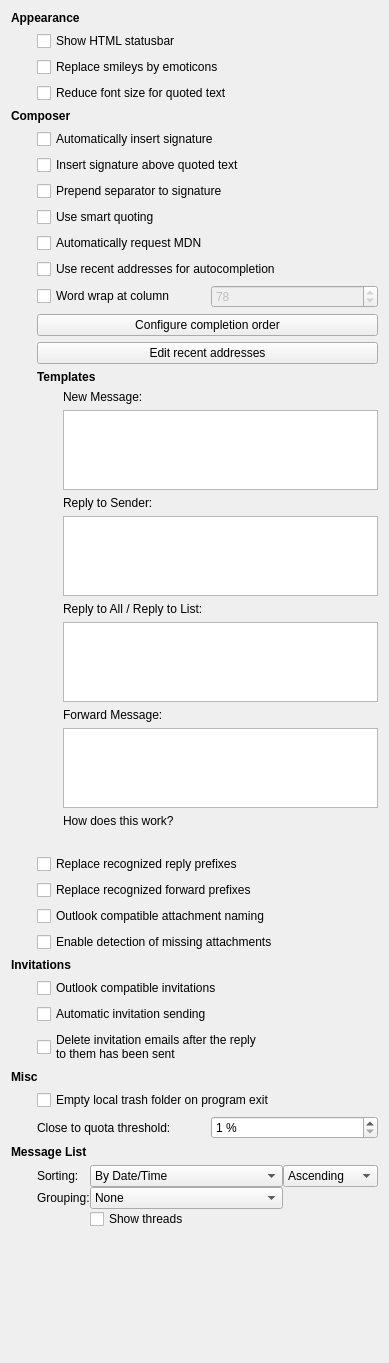
First picture: the form in mobile/mail/configwidget.ui, repository chusopr/kdepim-ktimetracker-akonadi, before the edit.
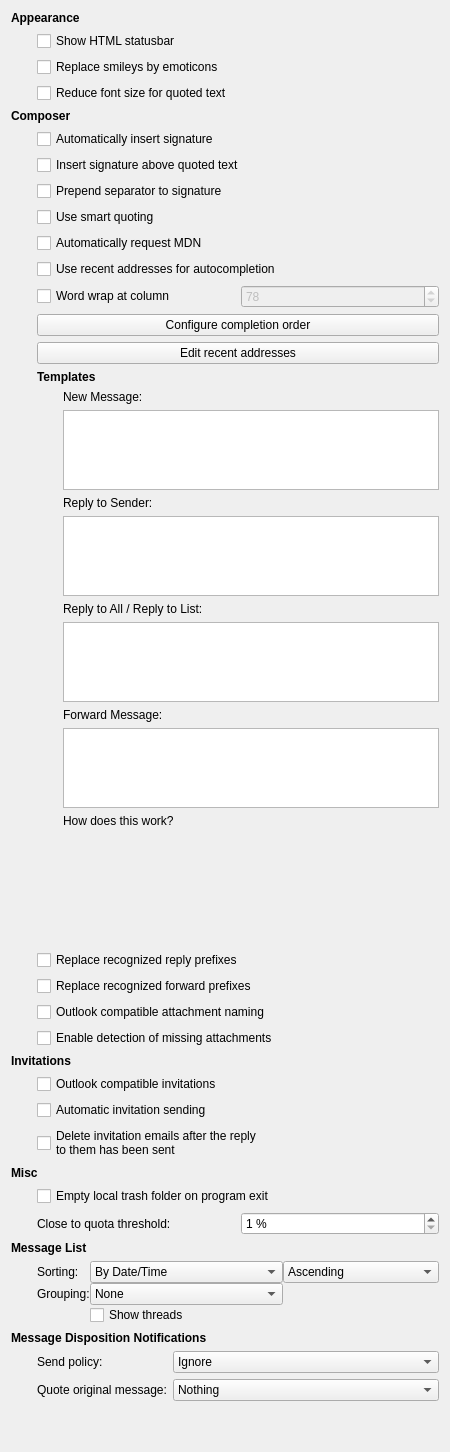
Second picture: the form after the edit. Custom widgets are drawn as their Qt base class.

Commit message:
Add configure option for MDN to config dialog
Add the needed widgets to the config dialog of
kmail-mobile to set how to react on messages with
MDN request.

```diff
--- a/mobile/mail/configwidget.ui
+++ b/mobile/mail/configwidget.ui
@@ -6,8 +6,8 @@
    <rect>
     <x>0</x>
     <y>0</y>
-    <width>342</width>
-    <height>1363</height>
+    <width>450</width>
+    <height>1452</height>
    </rect>
   </property>
   <layout class="QVBoxLayout" name="verticalLayout_7">
@@ -654,15 +654,108 @@
      </item>
     </layout>
    </item>
+   <item>
+    <layout class="QGridLayout" name="gridLayout_8" columnstretch="0,0,1">
+     <item row="0" column="0" colspan="3">
+      <widget class="QLabel" name="label_14">
+       <property name="font">
+        <font>
+         <weight>75</weight>
+         <bold>true</bold>
+        </font>
+       </property>
+       <property name="text">
+        <string>Message Disposition Notifications</string>
+       </property>
+      </widget>
+     </item>
+     <item row="1" column="0">
+      <spacer name="horizontalSpacer_7">
+       <property name="orientation">
+        <enum>Qt::Horizontal</enum>
+       </property>
+       <property name="sizeType">
+        <enum>QSizePolicy::Fixed</enum>
+       </property>
+       <property name="sizeHint" stdset="0">
+        <size>
+         <width>20</width>
+         <height>20</height>
+        </size>
+       </property>
+      </spacer>
+     </item>
+     <item row="1" column="1">
+      <widget class="QLabel" name="label_15">
+       <property name="text">
+        <string>Send policy:</string>
+       </property>
+      </widget>
+     </item>
+     <item row="1" column="2">
+      <widget class="QComboBox" name="kcfg_MDNPolicy">
+       <item>
+        <property name="text">
+         <string>Ignore</string>
+        </property>
+       </item>
+       <item>
+        <property name="text">
+         <string>Ask</string>
+        </property>
+       </item>
+       <item>
+        <property name="text">
+         <string>Deny</string>
+        </property>
+       </item>
+       <item>
+        <property name="text">
+         <string>Always send</string>
+        </property>
+       </item>
+      </widget>
+     </item>
+     <item row="2" column="1">
+      <widget class="QLabel" name="label_16">
+       <property name="text">
+        <string>Quote original message:</string>
+       </property>
+      </widget>
+     </item>
+     <item row="2" column="2">
+      <widget class="QComboBox" name="kcfg_MDNQuoteType">
+       <item>
+        <property name="text">
+         <string>Nothing</string>
+        </property>
+       </item>
+       <item>
+        <property name="text">
+         <string>Full message</string>
+        </property>
+       </item>
+       <item>
+        <property name="text">
+         <string>Only headers</string>
+        </property>
+       </item>
+      </widget>
+     </item>
+    </layout>
+   </item>
    <item>
     <spacer name="verticalSpacer">
      <property name="orientation">
       <enum>Qt::Vertical</enum>
      </property>
+     <property name="sizeType">
+      <enum>QSizePolicy::Fixed</enum>
+     </property>
      <property name="sizeHint" stdset="0">
       <size>
        <width>20</width>
-       <height>5</height>
+       <height>40</height>
       </size>
      </property>
     </spacer>
```
The commit also changes 2 other files.
